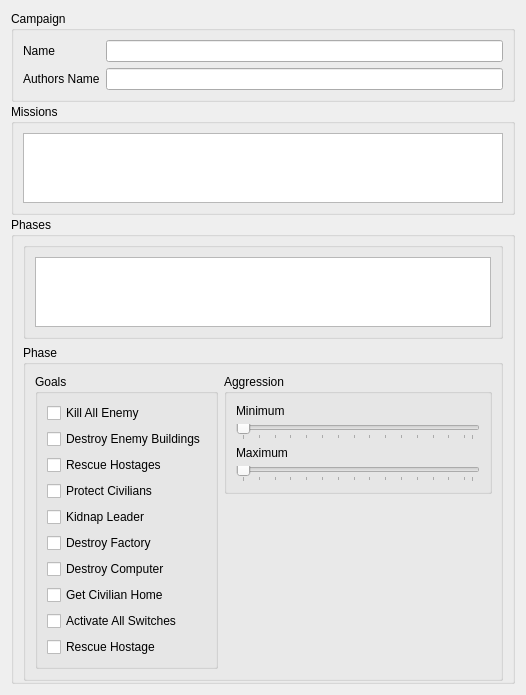
Before: the Qt Designer form Source/Dialogs/CampaignDialog.ui in OpenFodder/editor, drawn with Qt 5.
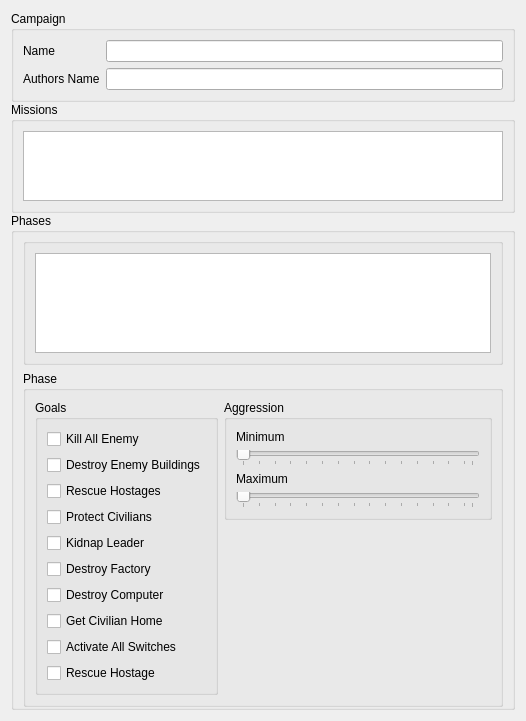
After: the same form once the commit is applied.

Diff of the .ui file:
```diff
--- a/Source/Dialogs/CampaignDialog.ui
+++ b/Source/Dialogs/CampaignDialog.ui
@@ -13,9 +13,9 @@
   <property name="windowTitle">
    <string/>
   </property>
-  <layout class="QVBoxLayout" name="verticalLayout_2" stretch="0,1,2">
+  <layout class="QVBoxLayout" name="verticalLayout_2" stretch="0,1,1">
    <property name="spacing">
-    <number>2</number>
+    <number>0</number>
    </property>
    <item>
     <widget class="QGroupBox" name="groupBox_7">
@@ -70,9 +70,15 @@
         <property name="showGrid">
          <bool>true</bool>
         </property>
+        <attribute name="horizontalHeaderVisible">
+         <bool>false</bool>
+        </attribute>
         <attribute name="horizontalHeaderStretchLastSection">
          <bool>true</bool>
         </attribute>
+        <attribute name="verticalHeaderVisible">
+         <bool>false</bool>
+        </attribute>
         <attribute name="verticalHeaderStretchLastSection">
          <bool>true</bool>
         </attribute>
@@ -86,7 +92,7 @@
      <property name="title">
       <string>Phases</string>
      </property>
-     <layout class="QVBoxLayout" name="verticalLayout_3" stretch="1,0">
+     <layout class="QVBoxLayout" name="verticalLayout_3" stretch="0,1">
       <property name="topMargin">
        <number>5</number>
       </property>
@@ -101,6 +107,12 @@
         <layout class="QVBoxLayout" name="verticalLayout_5">
          <item>
           <widget class="QTableView" name="mPhaseTable">
+           <property name="minimumSize">
+            <size>
+             <width>0</width>
+             <height>100</height>
+            </size>
+           </property>
            <property name="editTriggers">
             <set>QAbstractItemView::AnyKeyPressed|QAbstractItemView::EditKeyPressed</set>
            </property>
@@ -113,9 +125,15 @@
            <property name="showGrid">
             <bool>true</bool>
            </property>
+           <attribute name="horizontalHeaderVisible">
+            <bool>false</bool>
+           </attribute>
            <attribute name="horizontalHeaderStretchLastSection">
             <bool>true</bool>
            </attribute>
+           <attribute name="verticalHeaderVisible">
+            <bool>false</bool>
+           </attribute>
            <attribute name="verticalHeaderStretchLastSection">
             <bool>true</bool>
            </attribute>
```
